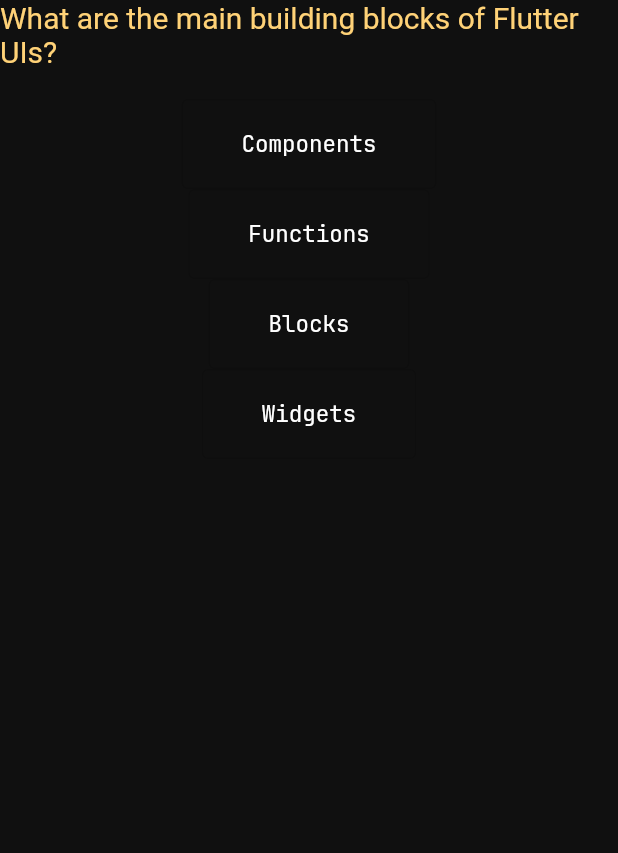
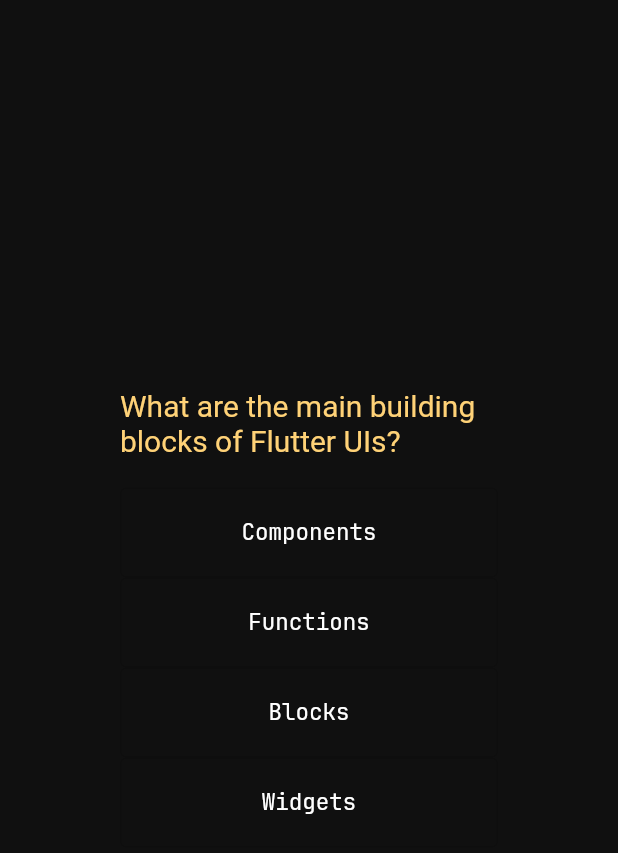
Before and after one commit to laggedskapari/flutter_101, a Flutter app: the screen it shows after launch, after a tap on "Start", on a phone screen of 412 x 824 dp. Shown: the top 853 px of the screen. Run offline on Flutter 3.47's test engine with Material 2 defaults, Android fonts, the phone set to English and light mode, and no system bars; Roboto replaces fonts that are missing (JetBrainsBold).

Commit message:
Squashed Bugs

```diff
--- a/udemy_quiz_app/lib/quizscreen.dart
+++ b/udemy_quiz_app/lib/quizscreen.dart
@@ -24,7 +24,11 @@
   Widget build(BuildContext context) {
     final currentQuestion = questions[currentQuestionIndex];
     return Center(
+      child: Container(
+        margin: const EdgeInsets.all(80),
         child: Column(
+          mainAxisSize: MainAxisSize.min,
+          crossAxisAlignment: CrossAxisAlignment.stretch,
           children: [
             Text(
               currentQuestion.question,
@@ -46,6 +50,7 @@
             })
           ],
         ),
+      ),
     );
   }
 }
```
Also changed, not shown: 2 other files. Lines whose indentation alone changed are shown as unchanged.
